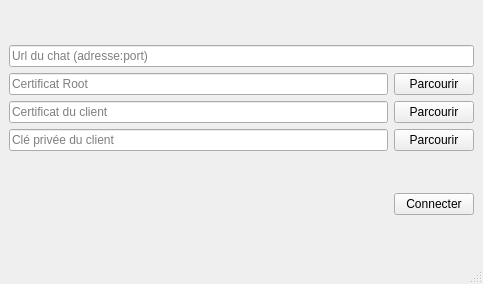
Above: src/client/ui/ConnectWindow.ui from moffa13/SecureChat before the change. Below: the same form after it.
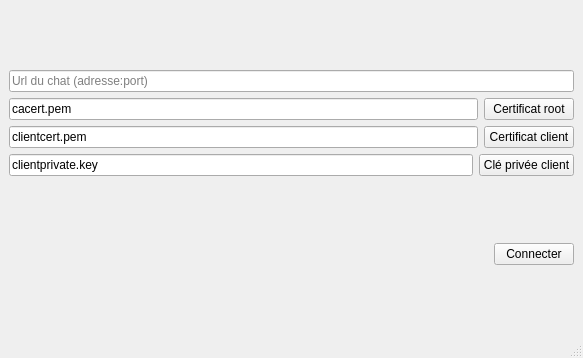
That is the form after the change.

The edit to the form file:
```diff
--- a/src/client/ui/ConnectWindow.ui
+++ b/src/client/ui/ConnectWindow.ui
@@ -6,8 +6,8 @@
    <rect>
     <x>0</x>
     <y>0</y>
-    <width>483</width>
-    <height>284</height>
+    <width>583</width>
+    <height>358</height>
    </rect>
   </property>
   <property name="windowTitle">
@@ -58,6 +58,9 @@
             <height>0</height>
            </size>
           </property>
+          <property name="text">
+           <string>cacert.pem</string>
+          </property>
           <property name="placeholderText">
            <string>Certificat Root</string>
           </property>
@@ -65,8 +68,14 @@
         </item>
         <item>
          <widget class="QPushButton" name="cacertBrowseButton">
+          <property name="minimumSize">
+           <size>
+            <width>90</width>
+            <height>0</height>
+           </size>
+          </property>
           <property name="text">
-           <string>Parcourir</string>
+           <string>Certificat root</string>
           </property>
          </widget>
         </item>
@@ -76,6 +85,9 @@
        <layout class="QHBoxLayout" name="horizontalLayout_6">
         <item>
          <widget class="QLineEdit" name="clientcertEdit">
+          <property name="text">
+           <string>clientcert.pem</string>
+          </property>
           <property name="placeholderText">
            <string>Certificat du client</string>
           </property>
@@ -83,8 +95,14 @@
         </item>
         <item>
          <widget class="QPushButton" name="clientcertBrowseButton">
+          <property name="minimumSize">
+           <size>
+            <width>90</width>
+            <height>0</height>
+           </size>
+          </property>
           <property name="text">
-           <string>Parcourir</string>
+           <string>Certificat client</string>
           </property>
          </widget>
         </item>
@@ -94,6 +112,9 @@
        <layout class="QHBoxLayout" name="horizontalLayout_9">
         <item>
          <widget class="QLineEdit" name="clientPrivateKeyEdit">
+          <property name="text">
+           <string>clientprivate.key</string>
+          </property>
           <property name="placeholderText">
            <string>Clé privée du client</string>
           </property>
@@ -101,8 +122,14 @@
         </item>
         <item>
          <widget class="QPushButton" name="clientPrivateKeyBrowseButton">
+          <property name="minimumSize">
+           <size>
+            <width>90</width>
+            <height>0</height>
+           </size>
+          </property>
           <property name="text">
-           <string>Parcourir</string>
+           <string>Clé privée client</string>
           </property>
          </widget>
         </item>
```
Left out of the diff: 4 changed lines with no effect on the pictures.
